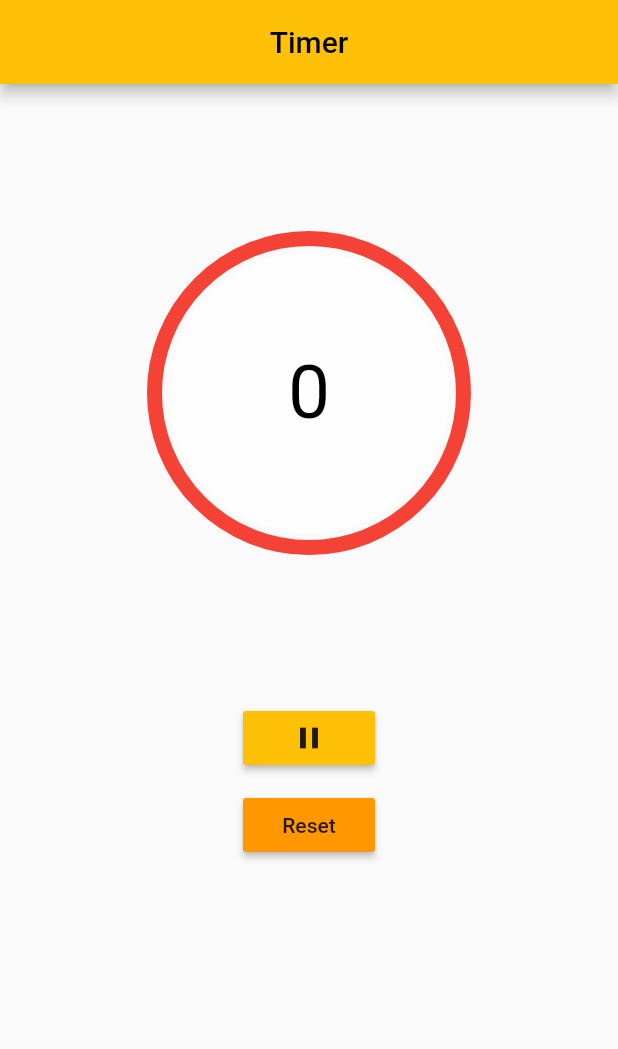
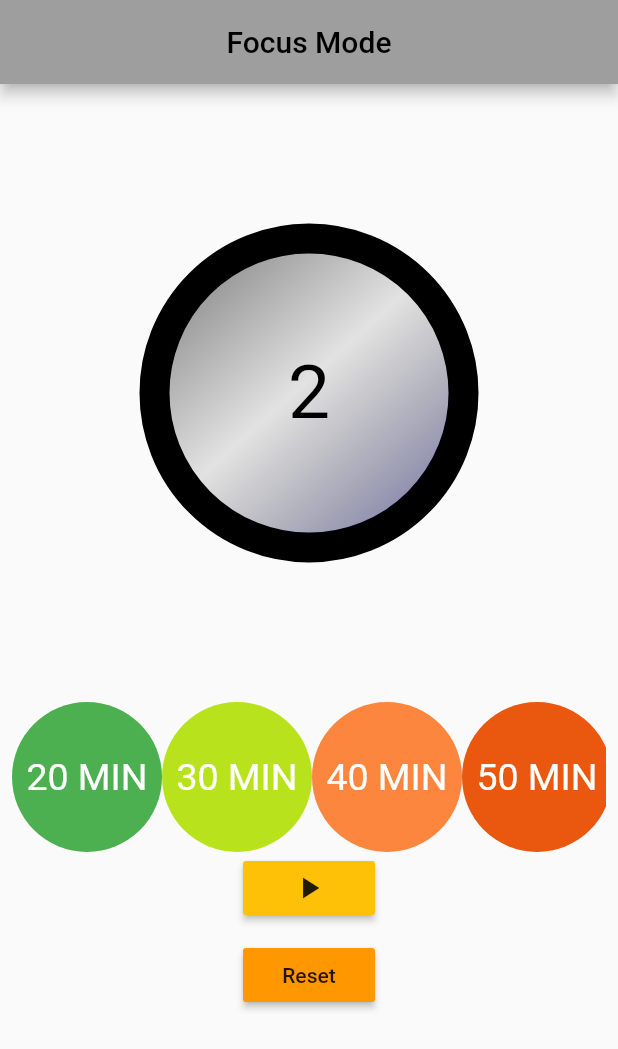
Before and after one commit to hirodori/cursoland, a Flutter app: the FocusMode screen opened directly, on a phone screen of 412 x 824 dp. Shown: the top 1049 px of the screen. Run offline on Flutter 3.47's test engine with Material 2 defaults, Android fonts, the phone set to English and light mode, and no system bars; drawn by our look-alikes of circular_countdown_timer; our stand-ins replace fl_chart, sensors_plus, youtube_player_flutter; missing offline and left inert: shake; network calls fail.

Commit message:
focus mode pre sets

```diff
--- a/lib/modules/provider/course_maneger.dart
+++ b/lib/modules/provider/course_maneger.dart
@@ -88,6 +88,9 @@ class CoursesManeger with ChangeNotifier {
   }
 
   void ActivateCourse(String id) {
+    //Encontrar o id do curso a ser ativado e
+    //logo em seguida mudar o atributo do curso.id para true
+    //e notificar o listener q esta na tela current curses
     _courses.firstWhere((element) => element.id == id).isActive = true;
     notifyListeners();
   }
--- a/lib/screens/focus_mode_screen.dart
+++ b/lib/screens/focus_mode_screen.dart
@@ -20,9 +20,28 @@ class FocusMode extends StatefulWidget {
 
 class _FocusModeState extends State<FocusMode> {
   late ShakeDetector detector;
+  Color colorRing = Color.fromARGB(255, 0, 0, 0);
+  Color colorFill = Colors.grey;
+  bool isOcupade = false;
   @override
   void initState() {
+    turnOnFocusMode();
     super.initState();
+  }
+
+  @override
+  void dispose() {
+    // TODO: implement dispose
+    super.dispose();
+  }
+
+  void turnOffFocusMode() {
+    isOcupade = false;
+    _controller.reset();
+    // flag = false;
+  }
+
+  void turnOnFocusMode() {
     bool flag = true;
     userAccelerometerEvents.listen(
       (UserAccelerometerEvent event) {
@@ -30,8 +49,11 @@ class _FocusModeState extends State<FocusMode> {
         print('z' + event.z.toString());
         print('y' + event.y.toString());*/
 
-        if ((event.x > 0.5 || event.y > 0.5 || event.z > 0.5) && flag) {
+        if ((event.x > 0.5 || event.y > 0.5 || event.z > 0.5) &&
+            flag &&
+            isOcupade) {
           flag = false;
+          _controller.pause();
           showDialog(
             context: context,
             builder: (context) => AlertDialog(
@@ -40,6 +62,9 @@ class _FocusModeState extends State<FocusMode> {
                     onPressed: () {
                       flag = true;
                       Navigator.of(context).pop();
+                      setState(() {
+                        _controller.resume();
+                      });
                     },
                     child: Text('Ok'))
               ],
@@ -52,14 +77,8 @@ class _FocusModeState extends State<FocusMode> {
     );
   }
 
-  @override
-  void dispose() {
-    // TODO: implement dispose
-    super.dispose();
-  }
-
   CountDownController _controller = CountDownController();
-  bool _isPause = false;
+  bool _isPause = true;
   int timer = 2;
   @override
   Widget build(BuildContext context) {
@@ -67,7 +86,8 @@ class _FocusModeState extends State<FocusMode> {
 
     return Scaffold(
       appBar: AppBar(
-        title: Text('Timer'),
+        title: Text('Focus Mode'),
+        backgroundColor: colorFill,
         centerTitle: true,
       ),
       body: Column(
@@ -82,7 +102,7 @@ class _FocusModeState extends State<FocusMode> {
                     child: ListWheelScrollView(
                       onSelectedItemChanged: (value) {
                         timer = value;
-                        setState(() {});
+                        if (mounted) setState(() {});
                       },
                       controller: controller,
                       itemExtent: 50,
@@ -102,26 +122,55 @@ class _FocusModeState extends State<FocusMode> {
                 width: MediaQuery.of(context).size.width / 2,
                 height: MediaQuery.of(context).size.height / 2,
                 duration: timer,
-                fillColor: Colors.amber,
+                fillColor: Color.fromARGB(255, 255, 255, 255),
+                ringColor: colorRing,
+                backgroundGradient: LinearGradient(
+                  begin: Alignment.topLeft,
+                  end: Alignment(0.8, 1),
+                  colors: <Color>[
+                    colorRing,
+                    colorRing.withAlpha(45),
+                    colorRing.withBlue(100)
+                    //colorRing.withAlpha(45),
+                  ], // Gradient from https://learnui.design/tools/gradient-generator.html
+                  tileMode: TileMode.mirror,
+                ),
                 controller: _controller,
                 backgroundColor: Colors.white54,
-                strokeWidth: 10.0,
+                strokeWidth: 20.0,
                 strokeCap: StrokeCap.round,
                 isTimerTextShown: true,
-                isReverse: false,
+                isReverse: true,
                 onComplete: () {
+                  turnOffFocusMode();
                   //mudar a mensagem e o estilo do dialog
                   //  _dialogBuilder(context);
                 },
                 textStyle: TextStyle(fontSize: 50.0, color: Colors.black),
-                ringColor: Colors.red,
               ),
+            ),
+          ),
+          Padding(
+            padding: const EdgeInsets.symmetric(horizontal: 8.0),
+            child: SingleChildScrollView(
+              scrollDirection: Axis.horizontal,
+              child: Row(children: [
+                preSetsTimer(20, Colors.green),
+                preSetsTimer(30, Color.fromARGB(255, 184, 227, 28)),
+                preSetsTimer(40, Color.fromARGB(255, 252, 134, 61)),
+                preSetsTimer(50, Color.fromARGB(255, 234, 87, 14)),
+                preSetsTimer(60, Color.fromARGB(255, 255, 0, 0)),
+              ]),
             ),
           ),
           MaterialButton(
             child: Icon(_isPause ? Icons.play_arrow : Icons.pause),
             onPressed: () {
               setState(() {
+                _controller.resume();
+                _isPause = false;
+              });
+              /*    setState(() {
                 if (_isPause) {
                   _isPause = false;
 
@@ -131,7 +180,7 @@ class _FocusModeState extends State<FocusMode> {
                   _controller.pause();
                 }
                 _controller.start();
-              });
+              });*/
             },
             color: Colors.amber,
           ),
@@ -150,6 +199,33 @@ class _FocusModeState extends State<FocusMode> {
         ],
       ),
     );
+  }
+
+  GestureDetector preSetsTimer(int x, Color c) {
+    return GestureDetector(
+        onTap: () {
+          isOcupade = true;
+          colorFill = c.withOpacity(0.5);
+          colorRing = c;
+
+          timer = Duration(/*minutes: x*/ seconds: 3).inSeconds;
+          setState(() {
+            _controller.restart(duration: timer);
+          });
+        },
+        child: CircleAvatar(
+          radius: 50,
+          foregroundColor: Color.fromARGB(255, 255, 255, 255),
+          child: Text(
+            '$x MIN',
+            style: TextStyle(
+              fontSize: 25,
+            ),
+            maxLines: 2,
+            textAlign: TextAlign.center,
+          ),
+          backgroundColor: c,
+        ));
   }
 }
 
--- a/lib/screens/home_page.dart
+++ b/lib/screens/home_page.dart
@@ -53,7 +53,7 @@ class _HomePageState extends State<HomePage> {
         type: BottomNavigationBarType.fixed,
         showUnselectedLabels: true,
         backgroundColor: Color.fromARGB(255, 152, 152, 152),
-        selectedItemColor: Colors.black,
+        selectedItemColor: Color.fromARGB(255, 255, 247, 0),
         items: const [
           BottomNavigationBarItem(icon: Icon(Icons.book), label: 'Courses'),
           BottomNavigationBarItem(icon: Icon(Icons.home_filled), label: 'Home'),
```
Also changed, not shown: lib/modules/video.dart (+8 -1 lines), lib/screens/course_details.dart (+56 -22 lines), lib/screens/course_overview_screen.dart (+6 -2 lines), lib/screens/video_player.dart (+14 -6 lines), lib/widgets/video_tile.dart (+15 -22 lines).
